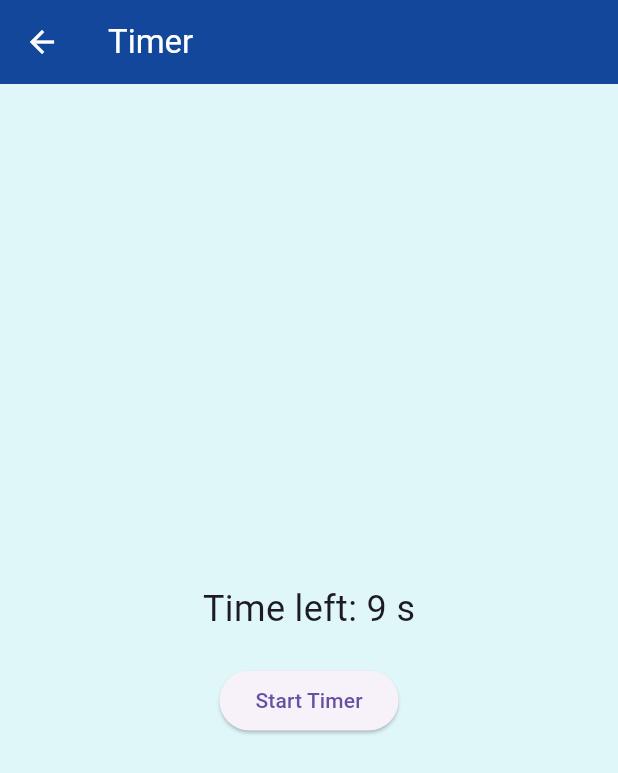
After one commit to lenarduzziadam/AirportEscapeCapstoneFall25Group, a Flutter app: the SetTimerPage screen opened by its route, after a tap on "Start Timer", on a phone screen of 412 x 824 dp. The commit adds this screen. Shown: the top 773 px of the screen. Run offline on Flutter 3.47's test engine with Material 3 defaults, Android fonts, the phone set to English and light mode, and no system bars; our stand-ins replace firebase_auth, firebase_core, firebase_database, firebase_messaging, flutter_dotenv, flutter_local_notifications and 6 more; missing offline and left inert: dart:html; accounts and stored records are empty; network calls fail.

Commit message:
not working

```diff
--- a/airport_escape/lib/landing_page.dart
+++ b/airport_escape/lib/landing_page.dart
@@ -67,9 +67,10 @@ class MyHomePage extends StatelessWidget {
             ),
             ElevatedButton(
               onPressed: () {
-                Navigator.pushNamed(context, '/notification-test');
+                Navigator.pushNamed(context, '/set-timer');
               },
-              child: const Text("Open Notification Test Page"),
+              child: const Text("Set a Timer Page"),
+
             )
 
           ],
--- /dev/null
+++ b/airport_escape/lib/set_timer_page.dart
@@ -0,0 +1,52 @@
+import 'dart:async';
+import 'package:flutter/material.dart';
+import 'package:airport_escape/notification_service.dart';
+
+class SetTimerPage extends StatefulWidget {
+  const SetTimerPage({super.key});
+
+  @override
+  State<SetTimerPage> createState() => _SetTimerPageState();
+}
+
+class _SetTimerPageState extends State<SetTimerPage> {
+  int _secondsLeft = 10; // default for testing
+  Timer? _timer;
+
+  void _startTimer() {
+    _timer?.cancel();
+    setState(() => _secondsLeft = 10); // reset timer
+    _timer = Timer.periodic(const Duration(seconds: 1), (timer) {
+      if (_secondsLeft > 0) {
+        setState(() => _secondsLeft--);
+      } else {
+        timer.cancel();
+        // Timer finished → schedule local notification
+        NotificationService.scheduleNotificationInSeconds(seconds: 1);
+      }
+    });
+  }
+
+  @override
+  void dispose() {
+    _timer?.cancel();
+    super.dispose();
+  }
+
+  @override
+  Widget build(BuildContext context) {
+    return Scaffold(
+      appBar: AppBar(title: const Text('Timer')),
+      body: Center(
+        child: Column(
+          mainAxisAlignment: MainAxisAlignment.center,
+          children: [
+            Text('Time left: $_secondsLeft s', style: const TextStyle(fontSize: 24)),
+            const SizedBox(height: 20),
+            ElevatedButton(onPressed: _startTimer, child: const Text('Start Timer')),
+          ],
+        ),
+      ),
+    );
+  }
+}
--- a/airport_escape/pubspec.yaml
+++ b/airport_escape/pubspec.yaml
@@ -59,6 +59,7 @@ dependencies:
 
   shared_preferences: ^2.3.2
   permission_handler: ^12.0.1
+  timezone: ^0.10.1
 
 dev_dependencies:
   flutter_test:
```
Also changed, not shown: airport_escape/lib/main.dart (+8 -6 lines), airport_escape/lib/notification_service.dart (+34 -43 lines), airport_escape/pubspec.lock, 2 other files.
